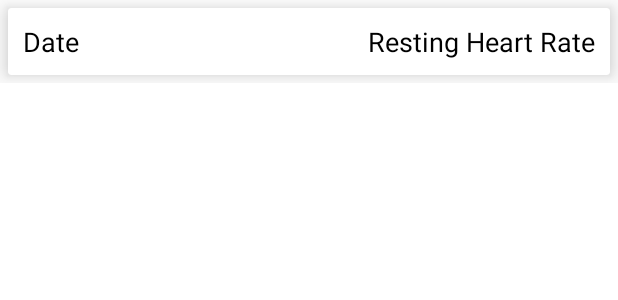
After one commit to Devsoc-BPGC/HRMAA-Prototype, an Android app: the layout heart_rate_log.xml on its own in the app's theme, with its tools: preview values and no code run, on a phone screen of 412 x 824 dp. The commit adds this screen. Shown: the top 300 px of the screen. Run offline under Robolectric (Android 15) with nearby library versions, the phone set to English and light mode, and no system bars.

Commit message:
Added UI for Fitbit Heart Rate Series

```diff
--- a/app/build.gradle
+++ b/app/build.gradle
@@ -3,6 +3,7 @@ plugins {
     id 'org.jetbrains.kotlin.android'
     id 'androidx.navigation.safeargs.kotlin'
     id 'com.google.gms.google-services'
+    id "kotlin-parcelize"
 }
 
 android {
--- a/app/src/main/java/com/devsoc/hrmaa/fitbit/dataclasses/CustomHeartRateZone.kt
+++ b/app/src/main/java/com/devsoc/hrmaa/fitbit/dataclasses/CustomHeartRateZone.kt
@@ -1,9 +1,13 @@
 package com.devsoc.hrmaa.fitbit.dataclasses
 
+import android.os.Parcelable
+import kotlinx.parcelize.Parcelize
+
+@Parcelize
 data class CustomHeartRateZone(
     val caloriesOut: Double,
     val max: Int,
     val min: Int,
     val minutes: Int,
     val name: String
-)
+): Parcelable
--- a/app/src/main/java/com/devsoc/hrmaa/fitbit/dataclasses/HeartRateZone.kt
+++ b/app/src/main/java/com/devsoc/hrmaa/fitbit/dataclasses/HeartRateZone.kt
@@ -1,9 +1,13 @@
 package com.devsoc.hrmaa.fitbit.dataclasses
 
+import android.os.Parcelable
+import kotlinx.parcelize.Parcelize
+
+@Parcelize
 data class HeartRateZone(
     val caloriesOut: Double,
     val max: Int,
     val min: Int,
     val minutes: Int,
     val name: String
-)
+): Parcelable
--- a/app/src/main/java/com/devsoc/hrmaa/fitbit/dataclasses/Value.kt
+++ b/app/src/main/java/com/devsoc/hrmaa/fitbit/dataclasses/Value.kt
@@ -1,7 +1,11 @@
 package com.devsoc.hrmaa.fitbit.dataclasses
 
+import android.os.Parcelable
+import kotlinx.parcelize.Parcelize
+
+@Parcelize
 data class Value(
     val customHeartRateZones: List<CustomHeartRateZone>,
     val heartRateZones: List<HeartRateZone>,
     val restingHeartRate: Int
-)
+): Parcelable
--- /dev/null
+++ b/app/src/main/res/layout/heart_rate_log.xml
@@ -0,0 +1,57 @@
+<?xml version="1.0" encoding="utf-8"?>
+<androidx.constraintlayout.widget.ConstraintLayout xmlns:android="http://schemas.android.com/apk/res/android"
+    xmlns:app="http://schemas.android.com/apk/res-auto"
+    xmlns:tools="http://schemas.android.com/tools"
+    android:layout_width="match_parent"
+    android:layout_height="wrap_content">
+
+    <androidx.cardview.widget.CardView
+        android:id="@+id/log_cv_hrl"
+        android:layout_width="match_parent"
+        android:layout_height="wrap_content"
+        android:layout_margin="5dp"
+        app:layout_constraintBottom_toBottomOf="parent"
+        app:layout_constraintEnd_toEndOf="parent"
+        app:layout_constraintHorizontal_bias="0.5"
+        app:layout_constraintStart_toStartOf="parent"
+        app:layout_constraintTop_toTopOf="parent"
+        app:layout_constraintVertical_bias="0.5"
+        app:cardElevation="10dp">
+
+        <androidx.constraintlayout.widget.ConstraintLayout
+            android:layout_width="match_parent"
+            android:layout_height="match_parent">
+
+            <TextView
+                android:id="@+id/date_tv_hrl"
+                android:layout_width="wrap_content"
+                android:layout_height="wrap_content"
+                android:layout_margin="10dp"
+                android:text="Date"
+                android:textColor="@color/black"
+                android:textSize="18sp"
+                app:layout_constraintBottom_toBottomOf="parent"
+                app:layout_constraintEnd_toEndOf="parent"
+                app:layout_constraintHorizontal_bias="0.0"
+                app:layout_constraintStart_toStartOf="parent"
+                app:layout_constraintTop_toTopOf="parent"
+                app:layout_constraintVertical_bias="0.5" />
+
+            <TextView
+                android:id="@+id/heart_rate_tv_hrl"
+                android:layout_width="wrap_content"
+                android:layout_height="wrap_content"
+                android:layout_margin="10dp"
+                android:text="Resting Heart Rate"
+                android:textColor="@color/black"
+                android:textSize="18sp"
+                app:layout_constraintBottom_toBottomOf="parent"
+                app:layout_constraintEnd_toEndOf="parent"
+                app:layout_constraintHorizontal_bias="1.0"
+                app:layout_constraintStart_toEndOf="@+id/date_tv_hrl"
+                app:layout_constraintTop_toTopOf="parent"
+                app:layout_constraintVertical_bias="0.5" />
+
+        </androidx.constraintlayout.widget.ConstraintLayout>
+    </androidx.cardview.widget.CardView>
+</androidx.constraintlayout.widget.ConstraintLayout>
```
Also changed, not shown: app/src/main/java/com/devsoc/hrmaa/fitbit/adapters/HeartRateAdapter.kt (added, +39 -0 lines), app/src/main/java/com/devsoc/hrmaa/fitbit/adapters/HeartRateZoneAdapter.kt (added, +33 -0 lines), app/src/main/java/com/devsoc/hrmaa/fitbit/dataclasses/ActivitiesHeart.kt (+6 -2 lines), app/src/main/java/com/devsoc/hrmaa/fitbit/fragments/EcgDataFragment.kt (+6 -8 lines), app/src/main/java/com/devsoc/hrmaa/fitbit/fragments/HeartRateFragment.kt (+27 -8 lines), app/src/main/java/com/devsoc/hrmaa/fitbit/fragments/HeartRateZonesFragment.kt (added, +45 -0 lines), app/src/main/res/layout/fragment_heart_rate.xml (+32 -12 lines), app/src/main/res/layout/fragment_heart_rate_zones.xml (added, +24 -0 lines), app/src/main/res/layout/heart_rate_zone.xml (added, +85 -0 lines), app/src/main/res/navigation/fitbit_nav_graph.xml (+13 -1 lines).
